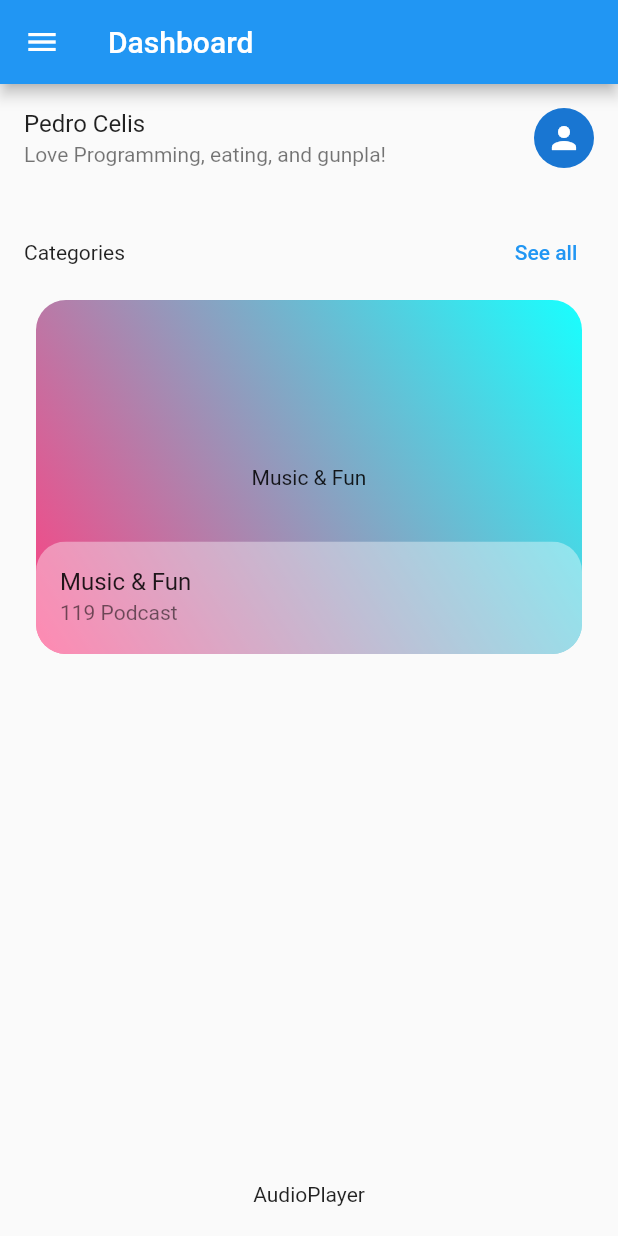
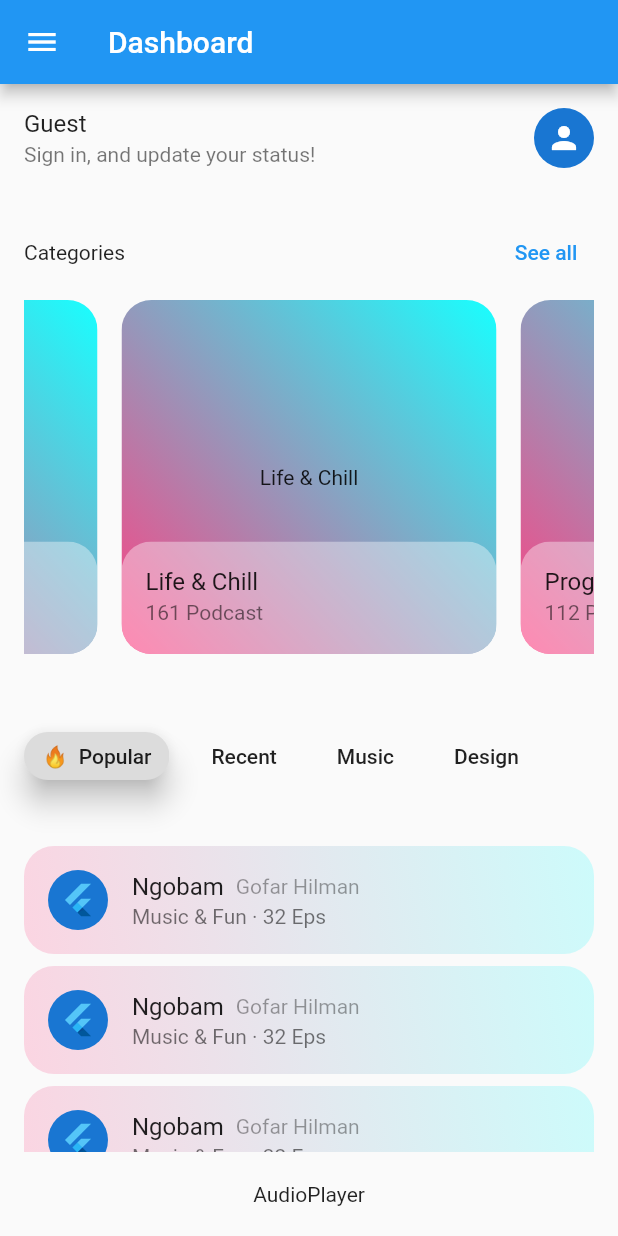
Before and after one commit to pcelis19/flutter_podcast, a Flutter app: the screen it shows after launch, on a phone screen of 412 x 824 dp. Run offline on Flutter 3.47's test engine with Material 2 defaults, Android fonts, the phone set to English and light mode, and no system bars; our stand-ins replace responsive_builder, rxdart.

Commit message:
first iteration to mock up spec

```diff
--- a/flutter_podcast/lib/dashboard/dashboard.dart
+++ b/flutter_podcast/lib/dashboard/dashboard.dart
@@ -4,6 +4,11 @@ import 'package:flutter/material.dart';
 import 'package:flutter/rendering.dart';
 import 'package:flutter_podcast/theme_service/theme_service.dart';
 import 'package:responsive_builder/responsive_builder.dart';
+
+const hSizedBox = SizedBox(height: 32);
+const h8SizedBox = SizedBox(height: 8);
+const wSizedBox = SizedBox(width: 16);
+const w8SizedBox = SizedBox(width: 8);
 
 class Dashboard extends StatelessWidget {
   const Dashboard({Key? key}) : super(key: key);
@@ -19,7 +24,7 @@ class Dashboard extends StatelessWidget {
       } else {
         edgeInsets = const EdgeInsets.all(0);
       }
-      return ListView(
+      return Column(
         children: [
           Padding(
             padding: edgeInsets,
@@ -28,8 +33,8 @@ class Dashboard extends StatelessWidget {
               child: Align(
                 alignment: Alignment.topRight,
                 child: ListTile(
-                  title: Text('Pedro Celis'),
-                  subtitle: Text('Love Programming, eating, and gunpla!'),
+                  title: Text('Guest'),
+                  subtitle: Text('Sign in, and update your status!'),
                   trailing: CircleAvatar(
                     child: Icon(Icons.person),
                   ),
@@ -37,9 +42,7 @@ class Dashboard extends StatelessWidget {
               ),
             ),
           ),
-          const SizedBox(
-            height: 32,
-          ),
+          hSizedBox,
           Padding(
             padding: const EdgeInsets.symmetric(horizontal: 16.0),
             child: SizedBox(
@@ -61,7 +64,8 @@ class Dashboard extends StatelessWidget {
                   Expanded(
                     child: PageView(
                       scrollDirection: Axis.horizontal,
-                      controller: PageController(viewportFraction: 1),
+                      controller:
+                          PageController(viewportFraction: .70, initialPage: 1),
                       children: const [
                         Padding(
                           padding: EdgeInsets.all(8.0),
@@ -90,10 +94,148 @@ class Dashboard extends StatelessWidget {
                 ],
               ),
             ),
+          ),
+          hSizedBox,
+          SizedBox(
+            height: kToolbarHeight,
+            child: ListView(
+              scrollDirection: Axis.horizontal,
+              children: const [
+                wSizedBox,
+                ListFilter(
+                  selected: true,
+                  label: '🔥  Popular',
+                ),
+                wSizedBox,
+                ListFilter(
+                  selected: false,
+                  label: 'Recent',
+                ),
+                wSizedBox,
+                ListFilter(
+                  selected: false,
+                  label: 'Music',
+                ),
+                wSizedBox,
+                ListFilter(
+                  selected: false,
+                  label: 'Design',
+                ),
+              ],
+            ),
+          ),
+          hSizedBox,
+          Expanded(
+            child: ListView(
+              children: const [
+                PodcastTile(
+                  title: 'Ngobam',
+                  artist: 'Gofar Hilman',
+                  genre: 'Music & Fun',
+                  episodes: 32,
+                ),
+                h8SizedBox,
+                PodcastTile(
+                  title: 'Ngobam',
+                  artist: 'Gofar Hilman',
+                  genre: 'Music & Fun',
+                  episodes: 32,
+                ),
+                h8SizedBox,
+                PodcastTile(
+                  title: 'Ngobam',
+                  artist: 'Gofar Hilman',
+                  genre: 'Music & Fun',
+                  episodes: 32,
+                ),
+                h8SizedBox,
+                PodcastTile(
+                  title: 'Ngobam',
+                  artist: 'Gofar Hilman',
+                  genre: 'Music & Fun',
+                  episodes: 32,
+                ),
+              ],
+            ),
           )
         ],
       );
     });
+  }
+}
+
+class PodcastTile extends StatelessWidget {
+  final String title;
+  final String artist;
+  final String genre;
+  final int episodes;
+
+  const PodcastTile({
+    Key? key,
+    required this.title,
+    required this.artist,
+    required this.genre,
+    required this.episodes,
+  }) : super(key: key);
+
+  @override
+  Widget build(BuildContext context) {
+    return Padding(
+      padding: const EdgeInsets.symmetric(horizontal: 16.0),
+      child: ClipRRect(
+        borderRadius: BorderRadius.circular(20),
+        child: Container(
+          decoration: BoxDecoration(
+            gradient: LinearGradient(
+              begin: Alignment.bottomLeft,
+              end: Alignment.topRight,
+              colors: [
+                Theme.of(context).accentColor.withOpacity(.2),
+                Theme.of(context).primaryColor.withOpacity(.2)
+              ],
+            ),
+          ),
+          child: ListTile(
+            leading: CircleAvatar(
+              child: FlutterLogo(),
+            ),
+            title: Row(
+              children: [
+                Text(title),
+                w8SizedBox,
+                Text(
+                  artist,
+                  style: Theme.of(context)
+                      .textTheme
+                      .bodyText2
+                      ?.copyWith(color: Theme.of(context).disabledColor),
+                )
+              ],
+            ),
+            subtitle: Text('$genre · $episodes Eps'),
+          ),
+        ),
+      ),
+    );
+  }
+}
+
+class ListFilter extends StatelessWidget {
+  final bool selected;
+  final String label;
+  const ListFilter({
+    Key? key,
+    required this.selected,
+    required this.label,
+  }) : super(key: key);
+
+  @override
+  Widget build(BuildContext context) {
+    return Chip(
+      elevation: selected ? 8 : null,
+      backgroundColor: selected ? null : Colors.transparent,
+      label: Text(label),
+    );
   }
 }
 
@@ -113,11 +255,14 @@ class CategoryPlaylist extends StatelessWidget {
       child: Stack(
         children: [
           Container(
-            decoration: const BoxDecoration(
+            decoration: BoxDecoration(
               gradient: LinearGradient(
                 begin: Alignment.bottomLeft,
                 end: Alignment.topRight,
-                colors: [Colors.pinkAccent, Colors.cyanAccent],
+                colors: [
+                  Theme.of(context).accentColor,
+                  Theme.of(context).primaryColor
+                ],
               ),
             ),
             child: Center(
--- a/flutter_podcast/lib/main.dart
+++ b/flutter_podcast/lib/main.dart
@@ -22,9 +22,13 @@ class FlutterPodcast extends StatelessWidget {
           debugShowCheckedModeBanner: false,
           themeMode: snapshot.data,
           theme: ThemeData.light().copyWith(
+            accentColor: Colors.pinkAccent,
+            primaryColor: Colors.cyanAccent,
             pageTransitionsTheme: _pageTransitionTheme,
           ),
           darkTheme: ThemeData.dark().copyWith(
+            accentColor: Colors.pinkAccent,
+            primaryColor: Colors.cyanAccent,
             pageTransitionsTheme: _pageTransitionTheme,
           ),
         );
```
